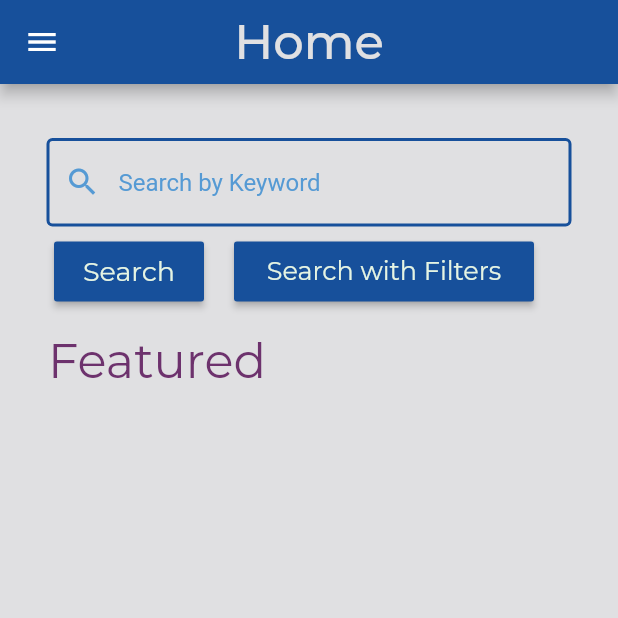
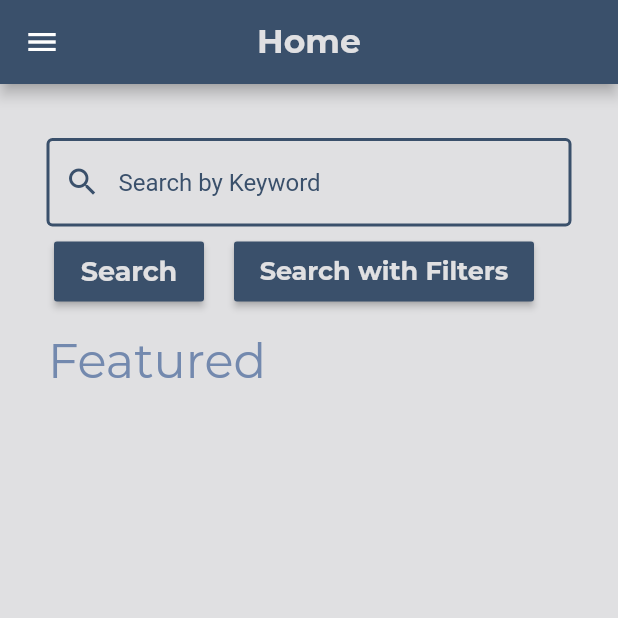
Before and after one commit to divvijchandna/hdbfinder, a Flutter app: the screen it shows once a user with an empty profile is signed in, in the side drawer, after a tap on "Search", on a phone screen of 412 x 824 dp, the top half of it. Run offline on Flutter 3.47's test engine with Material 2 defaults, Android fonts, the light colour scheme and no system bars; our stand-ins replace cloud_firestore, firebase_auth, flushbar, flutter_spinkit, google_fonts, syncfusion_flutter_charts; accounts and stored records are empty; network calls fail.

Commit message:
Add files via upload

```diff
--- a/lib/screens/home/home.dart
+++ b/lib/screens/home/home.dart
@@ -1,6 +1,6 @@
 import 'dart:async';
 import 'dart:convert';
-//import 'package:hdbfinder/screens/home/search_filters.dart';
+import 'package:hdbfinder/screens/home/search_filters.dart';
 import 'package:hdbfinder/screens/home/search_page.dart';
 import 'package:hdbfinder/shared/drawer.dart';
 import 'package:http/http.dart' as http;
@@ -9,9 +9,7 @@ import 'config.dart';
 import 'hdb_detail.dart';
 import 'package:google_fonts/google_fonts.dart';
 import 'dart:math';
-import 'search_filters.dart';
-import 'package:hdbfinder/shared/loading.dart';
-import 'package:hdbfinder/services/prediction/recommendations.dart';
+
 
 
 
@@ -25,18 +23,11 @@ class _HomeState extends State<Home> {
 
   var houses;
   Color mainColor = const Color(0xff3a506b);
-  bool loading = false;
 
   void getData() async {
-    setState(() {
-      loading = true;
-    });
-    Recommendations r=Recommendations();
-    await r.getRecommendations();
-    var data = r.jsonRecommendations;
+    var data = await getJson('https://data.gov.sg/api/action/datastore_search?resource_id=42ff9cfe-abe5-4b54-beda-c88f9bb438ee');
 
     setState(() {
-      loading = false;
       houses = data['result']['records'];
     });
   }
@@ -48,16 +39,16 @@ class _HomeState extends State<Home> {
   Widget build(BuildContext context) {
     getData();
 
-    return /*loading ? Loading() :*/ new Scaffold(
+    return new Scaffold(
       drawer: MenuDrawer(),
       backgroundColor: Color(0xffe0e0e2),
       appBar: AppBar(
-        backgroundColor: Color(0xff17509b),
+        backgroundColor: Color(0xff3a506b),
         centerTitle: true,
         title: Text('Home',
           style: GoogleFonts.montserrat(
               textStyle: TextStyle(
-                  color: Color(0xffe0e0e2), fontSize: 32.0)
+                  color: Color(0xffe0e0e2), fontSize: 22.0, fontWeight: FontWeight.bold)
           ),
         ),
       ),
@@ -80,22 +71,22 @@ class _HomeState extends State<Home> {
                       autofocus: false,
                       decoration: InputDecoration(
                           enabledBorder: new OutlineInputBorder(
-                              borderSide: new BorderSide(color: Color(0xff17509b), width: 2.0)
+                              borderSide: new BorderSide(color: Color(0xff3a506b), width: 2.0)
                           ),
                           focusedBorder: new OutlineInputBorder(
-                              borderSide: new BorderSide(color: Color(0xff17509b), width: 2.0)
+                              borderSide: new BorderSide(color: Color(0xff3a506b), width: 2.0)
                           ),
                           hintText: 'Search by Keyword',
                           prefixIcon: new Icon(
                               Icons.search,
-                              color: Color(0xff559ad4)
+                              color: Color(0xff3a506b)
                           ),
                           hintStyle: TextStyle(
-                              color: Color(0xff559ad4)
+                              color: Color(0xff3a506b)
                           )
                       ),
                       style: TextStyle(
-                        color: Color(0xff559ad4),
+                        color: Color(0xff3a506b),
                       ),
                       onChanged: (val) {
                         setState(() => search = val);
@@ -128,11 +119,11 @@ class _HomeState extends State<Home> {
 
                           style: GoogleFonts.montserrat(
                               textStyle: TextStyle(
-                                  color: Color(0xffe5f4e3), fontSize: 18.0, fontWeight: FontWeight.normal)
+                                  color: Color(0xffe0e0e2), fontSize: 18.0, fontWeight: FontWeight.w700)
                           ),
                           textAlign: TextAlign.center,
                         ),
-                        color: Color(0xff17509b),
+                        color: Color(0xff3a506b),
                       ),
                     )
                 ),
@@ -154,11 +145,11 @@ class _HomeState extends State<Home> {
                           'Search with Filters',
                           style: GoogleFonts.montserrat(
                               textStyle: TextStyle(
-                                  color: Color(0xffe5f4e3), fontSize: 17.0, fontWeight: FontWeight.normal)
+                                    color: Color(0xffe0e0e2), fontSize: 17.0, fontWeight: FontWeight.w700)
                             ),
                           textAlign: TextAlign.center,
                         ),
-                        color: Color(0xff17509b),
+                        color: Color(0xff3a506b),
                       ),
                     )
                 ),
@@ -175,7 +166,7 @@ class _HomeState extends State<Home> {
                       onPressed: () {
                         Navigator.push(context,
                             new MaterialPageRoute(builder: (context) {
-                              return new HDBDetail(houses[i], i); //pass i later if you want
+                              return new HDBDetail(houses[i]);
                             }));
                       },
                       color: Colors.white,
@@ -215,7 +206,7 @@ class HDBTitle extends StatelessWidget {
         'Featured',
         style: GoogleFonts.montserrat(
             textStyle: TextStyle(
-                color: Color(0xff6d326d), fontSize: 32.0)
+                color: Color(0xff7389ae), fontSize: 32.0)
         ),
       ),
     );
@@ -288,7 +279,7 @@ class HDBCell extends StatelessWidget {
                         houses[i]['town'] + " Block " + houses[i]['block'],
                         style: GoogleFonts.montserrat(
                             textStyle: TextStyle(
-                                color: Color(0xff17509b), fontSize: 18.0)
+                                color: Color(0xff3A506B), fontSize: 18.0)
                         ),
                       ),
                       new Padding(padding: const EdgeInsets.all(2.0)),
@@ -299,7 +290,7 @@ class HDBCell extends StatelessWidget {
                           padding: EdgeInsets.all(4.0),
                           child: Icon(
                             Icons.home,
-                              color: Color(0xff875787),
+                            color: Color(0xff7389ae),
                             size: 18.0,
                           ),
                         ),
@@ -311,7 +302,7 @@ class HDBCell extends StatelessWidget {
                             maxLines: 3,
                             style: GoogleFonts.montserrat(
                                 textStyle: TextStyle(
-                                      color: Color(0xff875787), fontSize: 14.0)
+                                    color: Color(0xff7389ae), fontSize: 14.0)
                             ),
                         ),
                       ),
@@ -321,7 +312,7 @@ class HDBCell extends StatelessWidget {
                           padding: EdgeInsets.all(0.0),
                           child: Icon(
                             Icons.attach_money,
-                              color: Color(0xff875787),
+                            color: Color(0xff7389ae),
                             size: 18.0,
                           ),
                         ),
@@ -332,7 +323,7 @@ class HDBCell extends StatelessWidget {
                             houses[i]['resale_price'],
                               style: GoogleFonts.montserrat(
                                   textStyle: TextStyle(
-                                        color: Color(0xff875787), fontSize: 14.0)
+                                      color: Color(0xff7389ae), fontSize: 14.0)
 
                               ),
 
```
Lines whose indentation alone changed are shown as unchanged.
